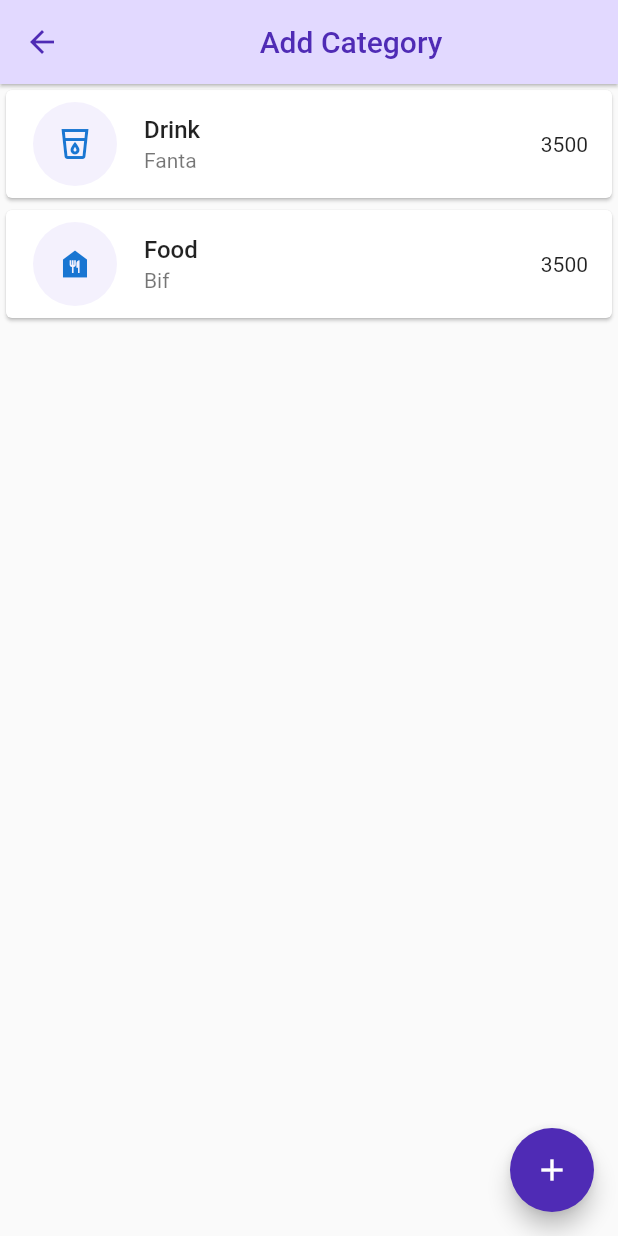
After one commit to begoingto/expense_loan_app, a Flutter app: the DashboardScreen screen opened by its route, after a tap on "Expense", on a phone screen of 412 x 824 dp. The commit adds this screen. Run offline on Flutter 3.47's test engine with Material 2 defaults, Android fonts, the phone set to English and light mode, and no system bars; our stand-ins replace get, modal_bottom_sheet.

Commit message:
screen add category

```diff
--- a/lib/pages/business_page.dart
+++ b/lib/pages/business_page.dart
@@ -72,7 +72,7 @@ class BusinessPage extends StatelessWidget {
                 Padding(
                   padding: const EdgeInsets.only(right: 20, bottom: 20),
                   child: ElevatedButton(
-                    onPressed: () => {Get.toNamed('/loan')},
+                    onPressed: () => {Get.toNamed('/dashboard')},
                     style: ElevatedButton.styleFrom(
                       primary: const Color(0xFF4f51dd),
                       padding: const EdgeInsets.all(18),
--- a/lib/screens/loan_screen.dart
+++ b/lib/screens/dashboard_screen.dart
@@ -1,18 +1,42 @@
 import 'package:flutter/material.dart';
-import 'package:loan_money/widgets/button_next.dart';
+import 'package:get/get.dart';
 
-class LoanScreen extends StatelessWidget {
-  const LoanScreen({Key? key}) : super(key: key);
+class DashboardScreen extends StatelessWidget {
+  const DashboardScreen({Key? key}) : super(key: key);
 
   @override
   Widget build(BuildContext context) {
     final List<Map<String, dynamic>> dashboard = [
-      {'name': 'Expense', 'icon': Icons.payments},
-      {'name': 'Income', 'icon': Icons.monetization_on_outlined},
-      {'name': 'Loan', 'icon': Icons.business},
-      {'name': 'Chart', 'icon': Icons.pie_chart},
-      {'name': 'Category', 'icon': Icons.storefront_outlined},
-      {'name': 'Reminder', 'icon': Icons.notifications_active},
+      {
+        'name': 'Expense',
+        'route': '/expense',
+        'icon': Icons.payments,
+      },
+      {
+        'name': 'Income',
+        'route': '/expense',
+        'icon': Icons.monetization_on_outlined
+      },
+      {
+        'name': 'Loan',
+        'route': '/expense',
+        'icon': Icons.business,
+      },
+      {
+        'name': 'Chart',
+        'route': '/expense',
+        'icon': Icons.pie_chart,
+      },
+      {
+        'name': 'Category',
+        'route': '/expense',
+        'icon': Icons.storefront_outlined
+      },
+      {
+        'name': 'Reminder',
+        'route': '/expense',
+        'icon': Icons.notifications_active
+      },
     ];
 
     return Scaffold(
@@ -102,7 +126,9 @@ class LoanScreen extends StatelessWidget {
   }
 
   dashboardItem({required item}) {
-    return Container(
+    return GestureDetector(
+      onTap: () => {Get.toNamed(item['route'])},
+      child: Container(
         height: 100,
         width: 100,
         padding: const EdgeInsets.all(15),
@@ -131,6 +157,7 @@ class LoanScreen extends StatelessWidget {
             )
           ],
         ),
+      ),
     );
   }
 }
--- /dev/null
+++ b/lib/screens/expence_screen.dart
@@ -0,0 +1,89 @@
+import 'package:flutter/material.dart';
+import 'package:modal_bottom_sheet/modal_bottom_sheet.dart';
+
+class ExpenseScreen extends StatelessWidget {
+  const ExpenseScreen({Key? key}) : super(key: key);
+
+  @override
+  Widget build(BuildContext context) {
+    final List<Map<String, dynamic>> expenses = [
+      {
+        'icon': Icons.local_drink_outlined,
+        'title': 'Drink',
+        'desc': 'Fanta',
+        'price': 3500,
+      },
+      {
+        'icon': Icons.food_bank_sharp,
+        'title': 'Food',
+        'desc': 'Bif',
+        'price': 3500
+      }
+    ];
+    return SafeArea(
+      child: Scaffold(
+        appBar: AppBar(
+          title: const Center(child: Text('Add Category')),
+          elevation: 1,
+          iconTheme: const IconThemeData(color: Color(0xFF4f2bb5)),
+          titleTextStyle: const TextStyle(
+              color: Color(0xFF4f2bb5),
+              fontWeight: FontWeight.w500,
+              fontSize: 20),
+          backgroundColor: const Color(0xFFe2d9ff),
+        ),
+        body: Column(
+          children: [for (var item in expenses) titleCard(item: item)],
+        ),
+        floatingActionButton: FloatingActionButton(
+          onPressed: () => {
+            showMaterialModalBottomSheet(
+              context: context,
+              builder: (context) => SingleChildScrollView(
+                controller: ModalScrollController.of(context),
+                child: modalAdd(),
+              ),
+            )
+          },
+          backgroundColor: Color(0xFF4f2bb5),
+          child: const Icon(Icons.add),
+        ),
+      ),
+    );
+  }
+
+  modalAdd() {
+    return Container(
+      padding: const EdgeInsets.all(20),
+      decoration: const BoxDecoration(
+        borderRadius: BorderRadius.only(
+          topLeft: Radius.circular(20),
+          topRight: Radius.circular(20),
+        ),
+      ),
+      height: 400,
+      child: Text('Hi 202'),
+    );
+  }
+
+  titleCard({required item}) {
+    return Card(
+      elevation: 1,
+      child: ListTile(
+        leading: CircleAvatar(
+          backgroundColor: Color(0xFFf4f1fd),
+          radius: 30,
+          child: Icon(item['icon']),
+        ),
+        title: Text(
+          item['title'],
+          style: const TextStyle(
+            fontWeight: FontWeight.w500,
+          ),
+        ),
+        subtitle: Text(item['desc']),
+        trailing: Text(item['price'].toString()),
+      ),
+    );
+  }
+}
--- a/pubspec.yaml
+++ b/pubspec.yaml
@@ -34,6 +34,7 @@ dependencies:
   # Use with the CupertinoIcons class for iOS style icons.
   cupertino_icons: ^1.0.2
   get: ^4.6.5
+  modal_bottom_sheet: ^2.1.0
 
 dev_dependencies:
   flutter_test:
```
Also changed, not shown: lib/main.dart (+9 -3 lines), pubspec.lock. Lines whose indentation alone changed are shown as unchanged.
